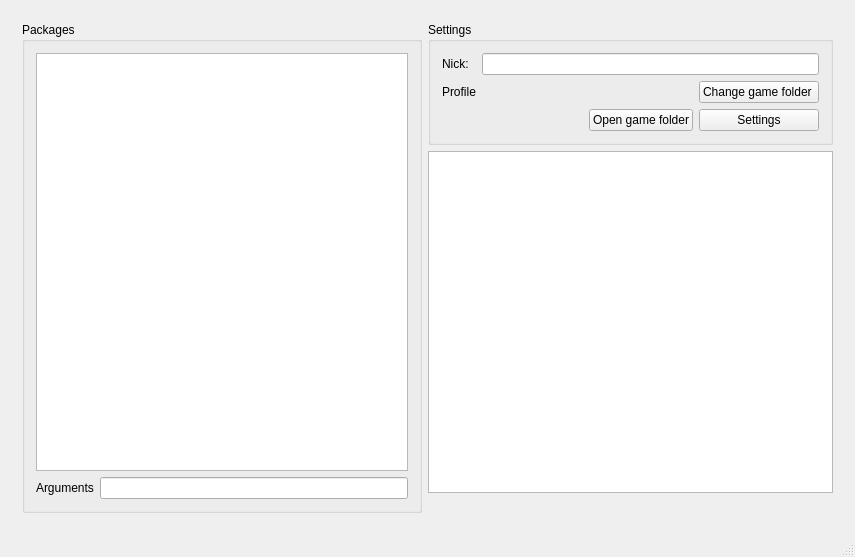
Before: the Qt Designer form mainwindow.ui in ice2heart/hl_starter, drawn with Qt 5.
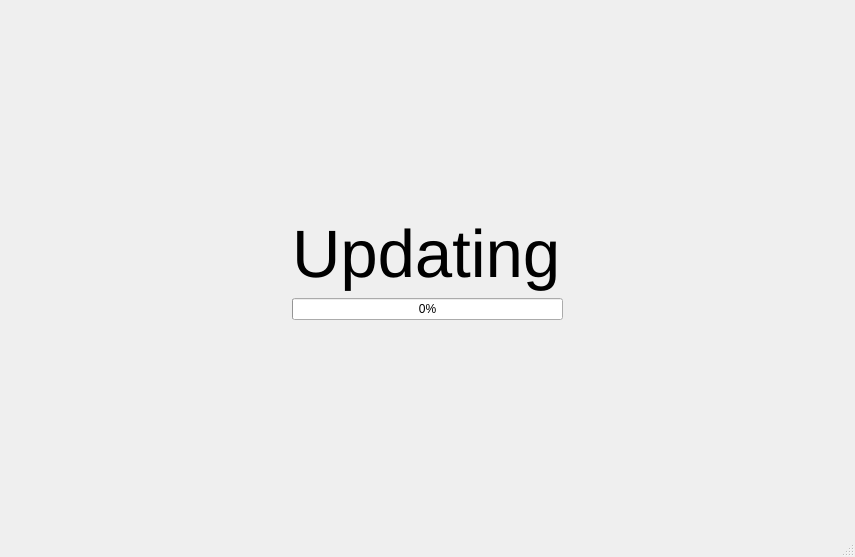
After: the same form once the commit is applied.

What changed in the file:
```diff
--- a/mainwindow.ui
+++ b/mainwindow.ui
@@ -18,7 +18,7 @@
     <item row="0" column="0">
      <widget class="QStackedWidget" name="mainPages">
       <property name="currentIndex">
-       <number>1</number>
+       <number>3</number>
       </property>
       <widget class="QWidget" name="page">
        <layout class="QGridLayout" name="gridLayout_2">
@@ -238,6 +238,85 @@
         </item>
        </layout>
       </widget>
+      <widget class="QWidget" name="page_4">
+       <layout class="QGridLayout" name="gridLayout_8">
+        <item row="0" column="1">
+         <spacer name="verticalSpacer_3">
+          <property name="orientation">
+           <enum>Qt::Vertical</enum>
+          </property>
+          <property name="sizeHint" stdset="0">
+           <size>
+            <width>20</width>
+            <height>40</height>
+           </size>
+          </property>
+         </spacer>
+        </item>
+        <item row="1" column="1">
+         <layout class="QVBoxLayout" name="verticalLayout">
+          <item>
+           <widget class="QLabel" name="label_5">
+            <property name="font">
+             <font>
+              <pointsize>50</pointsize>
+             </font>
+            </property>
+            <property name="text">
+             <string>Updating</string>
+            </property>
+           </widget>
+          </item>
+          <item>
+           <widget class="QProgressBar" name="progressBar">
+            <property name="value">
+             <number>0</number>
+            </property>
+           </widget>
+          </item>
+         </layout>
+        </item>
+        <item row="1" column="0">
+         <spacer name="horizontalSpacer_4">
+          <property name="orientation">
+           <enum>Qt::Horizontal</enum>
+          </property>
+          <property name="sizeHint" stdset="0">
+           <size>
+            <width>40</width>
+            <height>20</height>
+           </size>
+          </property>
+         </spacer>
+        </item>
+        <item row="1" column="2">
+         <spacer name="horizontalSpacer_5">
+          <property name="orientation">
+           <enum>Qt::Horizontal</enum>
+          </property>
+          <property name="sizeHint" stdset="0">
+           <size>
+            <width>40</width>
+            <height>20</height>
+           </size>
+          </property>
+         </spacer>
+        </item>
+        <item row="2" column="1">
+         <spacer name="verticalSpacer_2">
+          <property name="orientation">
+           <enum>Qt::Vertical</enum>
+          </property>
+          <property name="sizeHint" stdset="0">
+           <size>
+            <width>20</width>
+            <height>40</height>
+           </size>
+          </property>
+         </spacer>
+        </item>
+       </layout>
+      </widget>
      </widget>
     </item>
    </layout>
```
